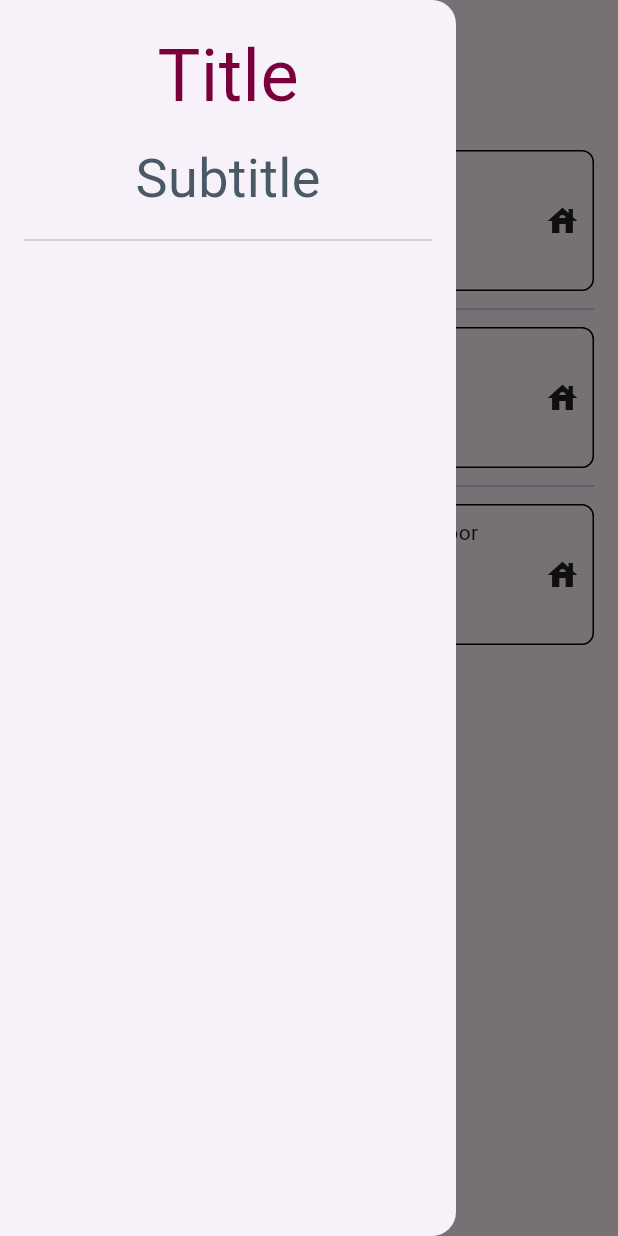
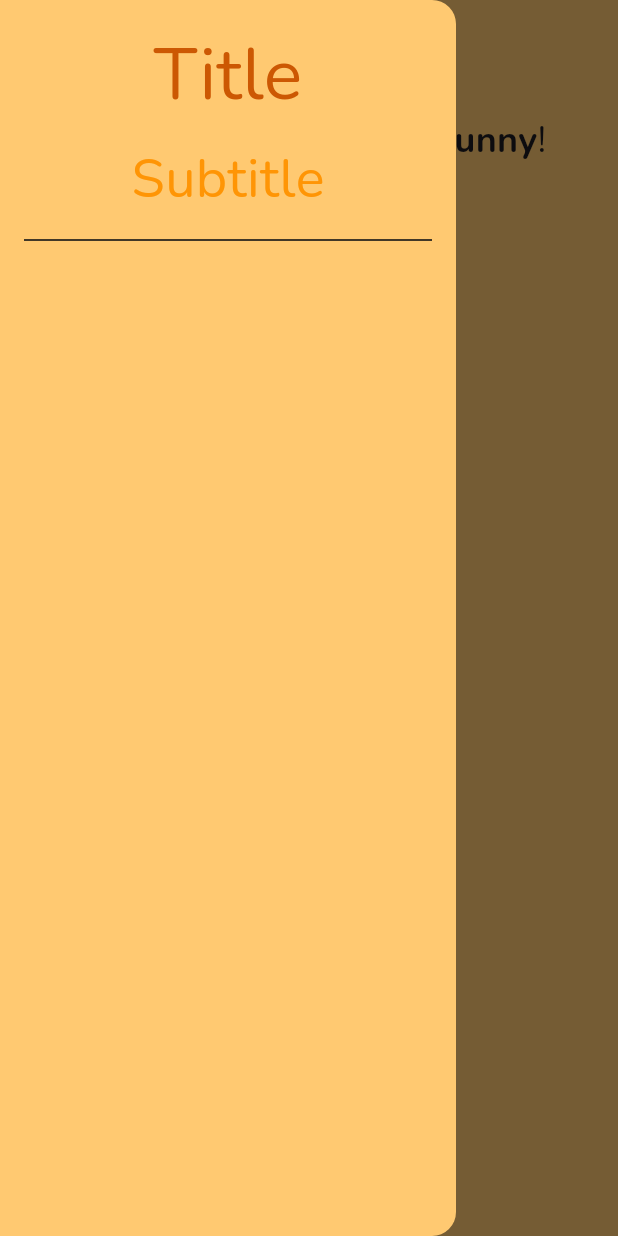
Before and after one commit to rashrasa/a2_4hc3_study_review, a Flutter app: the screen it shows after launch, with the side drawer open, on a phone screen of 412 x 824 dp. Run offline on Flutter 3.47's test engine with Material 3 defaults, Android fonts, the phone set to English and light mode, and no system bars; our stand-ins replace google_fonts.

Commit message:
changed home screen to be for navigation, created study_listing screen

```diff
--- a/lib/assets/constants.dart
+++ /dev/null
@@ -1,7 +0,0 @@
-import 'package:flutter/material.dart';
-
-class AppConstants {
-  static const Color primaryColor = Color.fromARGB(255, 122, 0, 60);
-  static const Color secondaryColor = Color.fromARGB(255, 253, 191, 87);
-  static const Color tertiaryColor = Color.fromARGB(255, 73, 89, 101);
-}
--- a/lib/main.dart
+++ b/lib/main.dart
@@ -1,5 +1,7 @@
-import 'package:a2_4hc3_study_review/screens/home/home_screen.dart';
+import 'package:a2_4hc3_study_review/models/data.dart';
+import 'package:a2_4hc3_study_review/screens/home_screen.dart';
 import 'package:flutter/material.dart';
+import 'package:google_fonts/google_fonts.dart';
 
 void main() {
   runApp(const MainApp());
@@ -10,6 +12,23 @@ class MainApp extends StatelessWidget {
 
   @override
   Widget build(BuildContext context) {
-    return const MaterialApp(home: HomeScreen());
+    return MaterialApp(
+      home: HomeScreen(),
+      theme: ThemeData(
+        colorScheme: ColorScheme(
+          brightness: Brightness.light,
+          primary: AppColors.primary,
+          onPrimary: AppColors.white,
+          secondary: AppColors.secondary,
+          onSecondary: AppColors.black,
+          error: Colors.red.shade600,
+          onError: Colors.white,
+          surface: AppColors.tertiary,
+          onSurface: AppColors.black,
+        ),
+        textTheme: GoogleFonts.nunitoTextTheme(),
+        iconTheme: IconThemeData(color: AppColors.white),
+      ),
+    );
   }
 }
--- a/lib/models/data.dart
+++ b/lib/models/data.dart
@@ -1,4 +1,94 @@
 // Simple representations of data with sample data
+
+import 'dart:math';
+
+import 'package:flutter/services.dart';
+import 'package:intl/intl.dart';
+
+String locationTypeToString(LocationType locationType) {
+  return switch (locationType) {
+    LocationType.library => "Library",
+    LocationType.cafe => "Café",
+    LocationType.hall => "Hall",
+  };
+}
+
+String dateTimeToString(DateTime datetime) {
+  return DateFormat('MMMM d, yyyy h:mm a').format(datetime);
+}
+
+class AppColors {
+  static final Color primary = Color(0xFFCC5803);
+  static final Color secondary = Color(0xFFFF9505);
+  static final Color tertiary = Color(0xFFFFC971);
+  static final Color white = Color(0xFFDAE3E5);
+  static final Color black = Color(0xFF04080F);
+}
+
+double randomRating() {
+  return Random().nextDouble() * 3 + 2;
+}
+
+int randomUserCount() {
+  return Random().nextInt(500);
+}
+
+class SampleData {
+  // random values only generate on startup
+  static final List<StudyPlace> sampleStudyPlaces = [
+    StudyPlace(
+      "Thode Library",
+      true,
+      LocationType.library,
+      DateTime(2025, 1, 21, 14, 32),
+      randomRating(),
+      randomUserCount(),
+    ),
+    StudyPlace(
+      "Thode Library - Fireball Cafe",
+      true,
+      LocationType.cafe,
+      DateTime(2025, 1, 17, 19, 23),
+      randomRating(),
+      randomUserCount(),
+    ),
+    StudyPlace(
+      "JHE - 1st Floor",
+      true,
+      LocationType.hall,
+      DateTime(2025, 1, 13, 12, 19),
+      randomRating(),
+      randomUserCount(),
+    ),
+    StudyPlace(
+      "University Hall - Cafe",
+      true,
+      LocationType.cafe,
+      DateTime(2025, 1, 12, 11, 14),
+      randomRating(),
+      randomUserCount(),
+    ),
+    StudyPlace(
+      "Health Sciences Library",
+      true,
+      LocationType.library,
+      DateTime(2025, 9, 13, 7, 50),
+      randomRating(),
+      randomUserCount(),
+    ),
+  ];
+
+  static final UserInfo userInfo = UserInfo(
+    "Bugs Bunny",
+    "Software Engineering",
+    ["Health Sciences Library"],
+    [
+      "Health Sciences Library",
+      "Thode Library",
+      "Thode Library - Fireball Cafe",
+    ],
+  );
+}
 
 enum LocationType { library, cafe, hall }
 
@@ -20,44 +110,11 @@ class StudyPlace {
   );
 }
 
-String locationTypeToString(LocationType locationType) {
-  return switch (locationType) {
-    LocationType.library => "Library",
-    LocationType.cafe => "Café",
-    LocationType.hall => "Hall",
-  };
+class UserInfo {
+  final String name;
+  final String program;
+  final List<String> favoritedPlaces;
+  final List<String> visitedPlaces;
+
+  UserInfo(this.name, this.program, this.favoritedPlaces, this.visitedPlaces);
 }
-
-String dateTimeToString(DateTime datetime) {
-  final rawString = datetime.toString();
-  return rawString.substring(0, rawString.length - 7);
-}
-
-class SampleData {
-  static final List<StudyPlace> sampleStudyPlaces = [
-    StudyPlace(
-      "Thode Library",
-      true,
-      LocationType.library,
-      DateTime(2025, 1, 21, 14, 32),
-      4.1,
-      305,
-    ),
-    StudyPlace(
-      "Thode Library - Fireball Cafe",
-      true,
-      LocationType.cafe,
-      DateTime(2025, 1, 17, 19, 23),
-      4.2,
-      306,
-    ),
-    StudyPlace(
-      "John Hodgins Engineering Building - 1st Floor",
-      true,
-      LocationType.hall,
-      DateTime(2025, 1, 13, 12, 19),
-      3.9,
-      102,
-    ),
-  ];
-}
--- a/lib/screens/home/home_screen.dart
+++ /dev/null
@@ -1,79 +0,0 @@
-import 'package:a2_4hc3_study_review/models/data.dart';
-import 'package:a2_4hc3_study_review/widgets/app_drawer.dart';
-import 'package:flutter/material.dart';
-
-class HomeScreen extends StatefulWidget {
-  const HomeScreen({super.key});
-
-  @override
-  State<HomeScreen> createState() => _HomeScreenState();
-}
-
-class _HomeScreenState extends State<HomeScreen> {
-  final GlobalKey<ScaffoldState> _scaffoldKey = GlobalKey<ScaffoldState>();
-
-  @override
-  Widget build(BuildContext context) {
-    return Scaffold(
-      key: _scaffoldKey,
-      appBar: AppBar(
-        leading: IconButton(
-          onPressed: () {
-            _scaffoldKey.currentState!.openDrawer();
-          },
-          icon: Icon(Icons.menu),
-        ),
-      ),
-      drawer: AppDrawer(),
-      body: Column(
-        children: [
-          Text("Study Places"),
-          Expanded(
-            child: ListView.separated(
-              itemBuilder: (context, index) => _buildStudyPlaceItem(
-                SampleData.sampleStudyPlaces.elementAt(index),
-              ),
-              separatorBuilder: (context, index) => Divider(height: 24),
-              itemCount: SampleData.sampleStudyPlaces.length,
-              padding: EdgeInsets.only(
-                left: 16,
-                right: 16,
-                top: 24,
-                bottom: 24,
-              ),
-            ),
-          ),
-        ],
-      ),
-    );
-  }
-
-  Widget _buildStudyPlaceItem(StudyPlace place) {
-    return Container(
-      padding: EdgeInsets.all(8),
-      decoration: BoxDecoration(
-        border: Border.all(),
-        borderRadius: BorderRadius.circular(8),
-      ),
-      child: Row(
-        spacing: 8,
-        mainAxisAlignment: MainAxisAlignment.spaceBetween,
-        children: [
-          Column(
-            spacing: 8,
-            crossAxisAlignment: CrossAxisAlignment.start,
-            children: [
-              Text(place.name),
-              Text(locationTypeToString(place.locationType)),
-              Text(dateTimeToString(place.postedOn.toLocal())),
-            ],
-          ),
-          Column(
-            mainAxisSize: MainAxisSize.min,
-            children: [place.isIndoors ? Icon(Icons.house) : Icon(Icons.grass)],
-          ),
-        ],
-      ),
-    );
-  }
-}
--- /dev/null
+++ b/lib/screens/home_screen.dart
@@ -0,0 +1,119 @@
+import 'package:a2_4hc3_study_review/models/data.dart';
+import 'package:a2_4hc3_study_review/screens/study_listing.dart';
+import 'package:a2_4hc3_study_review/widgets/app_drawer.dart';
+import 'package:flutter/material.dart';
+
+class HomeScreen extends StatefulWidget {
+  const HomeScreen({super.key});
+
+  @override
+  State<HomeScreen> createState() => _HomeScreenState();
+}
+
+class _HomeScreenState extends State<HomeScreen> {
+  final GlobalKey<ScaffoldState> _scaffoldKey = GlobalKey<ScaffoldState>();
+
+  @override
+  Widget build(BuildContext context) {
+    return Scaffold(
+      key: _scaffoldKey,
+      drawer: AppDrawer(),
+      appBar: AppBar(
+        leading: IconButton(
+          onPressed: () {
+            _scaffoldKey.currentState!.openDrawer();
+          },
+          icon: Icon(Icons.menu),
+        ),
+      ),
+
+      body: Padding(
+        padding: EdgeInsets.all(16),
+        child: Column(
+          children: [
+            _buildUserInfoWidget(SampleData.userInfo),
+            Padding(
+              padding: EdgeInsets.only(top: 16, bottom: 16, left: 8, right: 8),
+              child: _buildNavigationWidget(context),
+            ),
+          ],
+        ),
+      ),
+    );
+  }
+
+  Widget _buildUserInfoWidget(UserInfo userInfo) {
+    return Container(
+      padding: EdgeInsets.all(4),
+      decoration: BoxDecoration(color: AppColors.tertiary),
+      child: Column(
+        crossAxisAlignment: CrossAxisAlignment.center,
+        children: [
+          Row(
+            mainAxisAlignment: MainAxisAlignment.center,
+            children: [
+              Text('Welcome back, ', style: TextStyle(fontSize: 24)),
+              Text(
+                userInfo.name,
+                style: TextStyle(fontWeight: FontWeight.bold, fontSize: 24),
+              ),
+              Text('!', style: TextStyle(fontSize: 24)),
+            ],
+          ),
+          Text(userInfo.program),
+        ],
+      ),
+    );
+  }
+
+  Widget _buildNavigationWidget(BuildContext context) {
+    return Flex(
+      direction: Axis.horizontal,
+      children: [
+        _buildNavigationWidgetItem(
+          "Study Places",
+          Icons.place,
+          () => Navigator.push(
+            context,
+            MaterialPageRoute(builder: (context) => StudyListing()),
+          ),
+        ),
+      ],
+    );
+  }
+
+  Widget _buildNavigationWidgetItem(
+    String name,
+    IconData icon,
+    void Function() onTap,
+  ) {
+    return GestureDetector(
+      onTap: onTap,
+      child: Container(
+        width: 200,
+        constraints: BoxConstraints.tight(Size(175, 175)),
+        decoration: BoxDecoration(
+          color: AppColors.secondary,
+          border: BoxBorder.all(color: AppColors.primary, width: 4),
+          borderRadius: BorderRadius.circular(16),
+        ),
+        padding: EdgeInsets.all(8),
+        child: Column(
+          mainAxisAlignment: MainAxisAlignment.center,
+          crossAxisAlignment: CrossAxisAlignment.center,
+          children: [
+            Icon(icon, size: 40),
+            Text(
+              name,
+              style: TextStyle(
+                color: AppColors.white,
+                fontWeight: FontWeight.w900,
+                fontSize: 24,
+              ),
+            ),
+          ],
+        ),
+      ),
+    );
+  }
+}
--- a/lib/widgets/app_drawer.dart
+++ b/lib/widgets/app_drawer.dart
@@ -1,4 +1,4 @@
-import 'package:a2_4hc3_study_review/assets/constants.dart';
+import 'package:a2_4hc3_study_review/models/data.dart';
 import 'package:flutter/material.dart';
 
 class AppDrawer extends StatefulWidget {
@@ -25,10 +25,7 @@ class _AppDrawerState extends State<AppDrawer> {
                     padding: EdgeInsetsGeometry.only(),
                     child: Text(
                       'Title',
-                      style: TextStyle(
-                        fontSize: 48,
-                        color: AppConstants.primaryColor,
-                      ),
+                      style: TextStyle(fontSize: 48, color: AppColors.primary),
                     ),
                   ),
                   Padding(
@@ -37,7 +34,7 @@ class _AppDrawerState extends State<AppDrawer> {
                       'Subtitle',
                       style: TextStyle(
                         fontSize: 36,
-                        color: AppConstants.tertiaryColor,
+                        color: AppColors.secondary,
                       ),
                     ),
                   ),
--- a/pubspec.yaml
+++ b/pubspec.yaml
@@ -9,6 +9,8 @@ environment:
 dependencies:
   flutter:
     sdk: flutter
+  google_fonts: ^6.3.2
+  intl: ^0.20.2
 
 dev_dependencies:
   flutter_test:
```
Also changed, not shown: lib/screens/study_listing.dart (added, +136 -0 lines), pubspec.lock.
